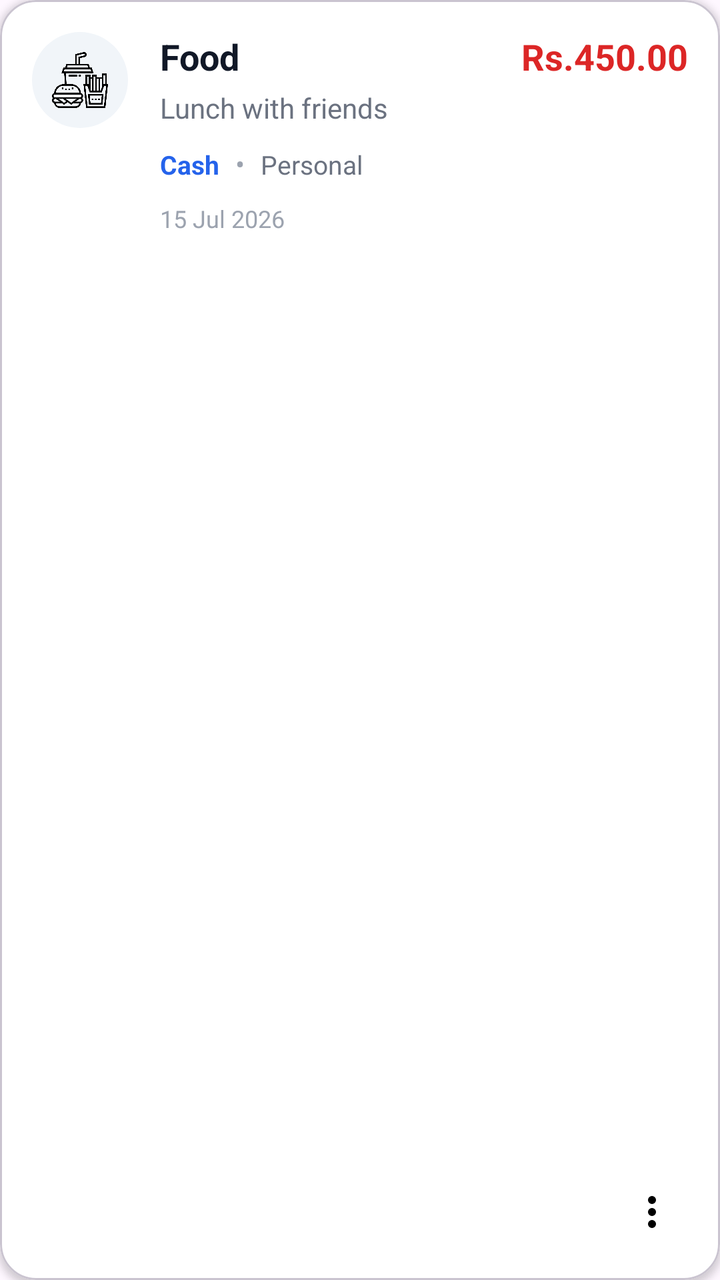
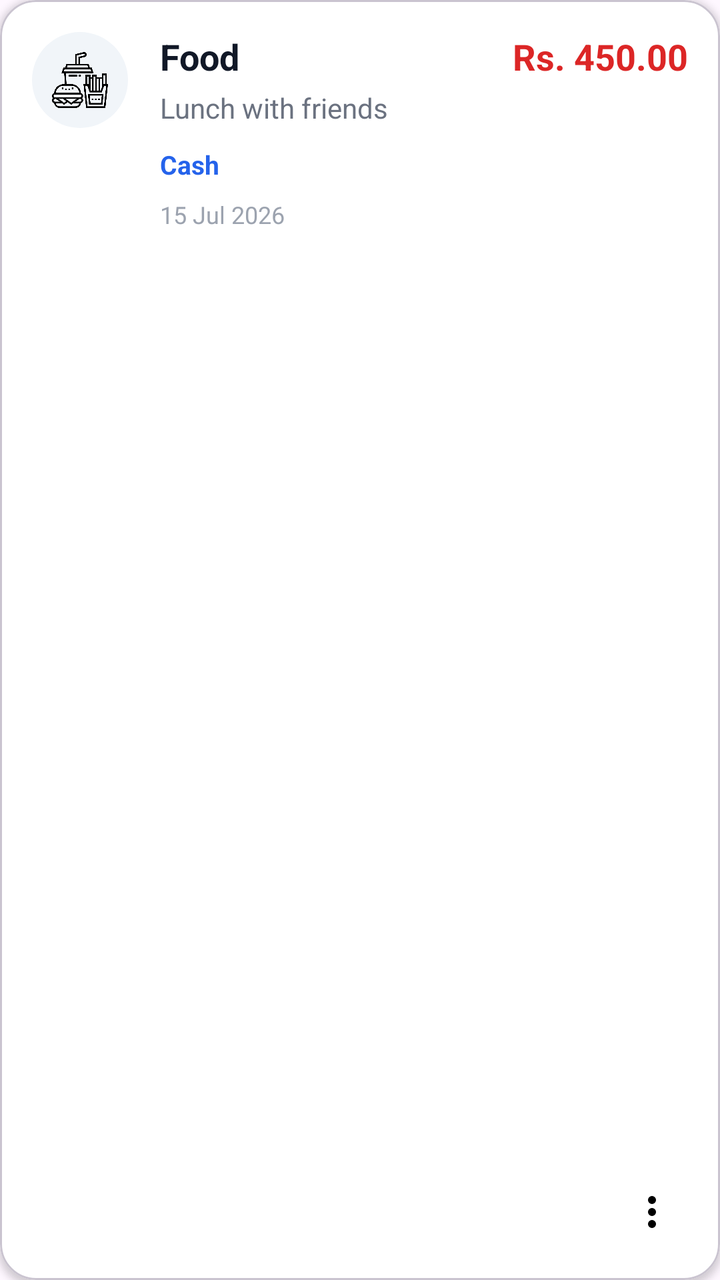

Screens rendered from an Android XML layout before and after an edit, with the pre-edit source and the edit as a unified diff.
<!-- AndroidManifest.xml: application theme Theme.AIExpenseManagementApplication -->
<!-- res/layout/item_expense.xml -->
<?xml version="1.0" encoding="utf-8"?>
<com.google.android.material.card.MaterialCardView
    xmlns:android="http://schemas.android.com/apk/res/android"
    xmlns:app="http://schemas.android.com/apk/res-auto"
    android:layout_width="match_parent"
    android:layout_height="wrap_content"
    android:layout_marginBottom="12dp"
    app:cardCornerRadius="18dp"
    app:cardElevation="2dp"
    app:cardBackgroundColor="#FFFFFF">

    <RelativeLayout
        android:layout_width="match_parent"
        android:layout_height="wrap_content"
        android:padding="16dp">

        

        <ImageView
            android:id="@+id/imgCategory"
            android:layout_width="48dp"
            android:layout_height="48dp"
            android:src="@drawable/ic_food"
            android:background="@drawable/bg_icon_circle"
            android:padding="10dp" />

        

        <TextView
            android:id="@+id/tvCategory"
            android:layout_width="wrap_content"
            android:layout_height="wrap_content"
            android:layout_toEndOf="@id/imgCategory"
            android:layout_marginStart="16dp"
            android:text="Food"
            android:textStyle="bold"
            android:textSize="18sp"
            android:textColor="#111827"/>

        

        <TextView
            android:id="@+id/tvAmount"
            android:layout_width="wrap_content"
            android:layout_height="wrap_content"
            android:layout_alignParentEnd="true"
            android:text="Rs.450.00"
            android:textStyle="bold"
            android:textSize="18sp"
            android:textColor="#DC2626"/>

        

        <TextView
            android:id="@+id/tvNote"
            android:layout_width="wrap_content"
            android:layout_height="wrap_content"
            android:layout_below="@id/tvCategory"
            android:layout_toEndOf="@id/imgCategory"
            android:layout_marginStart="16dp"
            android:layout_marginTop="4dp"
            android:text="Lunch with friends"
            android:textSize="14sp"
            android:textColor="#6B7280"/>

        

        <TextView
            android:id="@+id/tvPayment"
            android:layout_width="wrap_content"
            android:layout_height="wrap_content"
            android:layout_below="@id/tvNote"
            android:layout_toEndOf="@id/imgCategory"
            android:layout_marginStart="16dp"
            android:layout_marginTop="10dp"
            android:text="Cash"
            android:textStyle="bold"
            android:textColor="#2563EB"
            android:textSize="13sp"/>

        

        <TextView
            android:id="@+id/tvDivider"
            android:layout_width="wrap_content"
            android:layout_height="wrap_content"
            android:layout_toEndOf="@id/tvPayment"
            android:layout_alignBaseline="@id/tvPayment"
            android:layout_marginStart="8dp"
            android:text="•"
            android:textColor="#9CA3AF"/>

        

        <TextView
            android:id="@+id/tvMode"
            android:layout_width="wrap_content"
            android:layout_height="wrap_content"
            android:layout_toEndOf="@id/tvDivider"
            android:layout_alignBaseline="@id/tvPayment"
            android:layout_marginStart="8dp"
            android:text="Personal"
            android:textColor="#6B7280"
            android:textSize="13sp"/>

        

        <TextView
            android:id="@+id/tvDate"
            android:layout_width="wrap_content"
            android:layout_height="wrap_content"
            android:layout_below="@id/tvPayment"
            android:layout_toEndOf="@id/imgCategory"
            android:layout_marginTop="10dp"
            android:layout_marginStart="16dp"
            android:text="15 Jul 2026"
            android:textColor="#9CA3AF"
            android:textSize="12sp"/>

        

        <ImageButton
            android:id="@+id/btnMenu"
            android:layout_width="36dp"
            android:layout_height="36dp"
            android:layout_alignParentBottom="true"
            android:layout_alignParentEnd="true"
            android:background="?attr/selectableItemBackgroundBorderless"
            android:padding="6dp"
            android:src="@drawable/ic_more_vert"/>

    </RelativeLayout>

</com.google.android.material.card.MaterialCardView>
<!-- resources referenced by this layout -->
<resources>
  <!-- drawable bg_icon_circle (drawable) -->
  <shape xmlns:android="http://schemas.android.com/apk/res/android"
      android:shape="oval">
      <solid android:color="#F1F5F9" />
  </shape>
  <!-- drawable ic_food: png bitmap (drawable, 19223 bytes) -->
  <!-- drawable ic_more_vert (drawable) -->
  <vector xmlns:android="http://schemas.android.com/apk/res/android"
      android:width="24dp"
      android:height="24dp"
      android:viewportWidth="24"
      android:viewportHeight="24">
  
      <path
          android:fillColor="#000000"
          android:pathData="M12,8a2,2 0,1 0,0 -4a2,2 0,1 0,0 4zM12,14a2,2 0,1 0,0 -4a2,2 0,1 0,0 4zM12,20a2,2 0,1 0,0 -4a2,2 0,1 0,0 4z"/>
  </vector>
  <style name="Theme.AIExpenseManagementApplication" parent="Base.Theme.AIExpenseManagementApplication" />
  <style name="Base.Theme.AIExpenseManagementApplication" parent="Theme.Material3.DayNight.NoActionBar">
          
          
      </style>
</resources>

<!-- the commit's change to res/layout/item_expense.xml (unified diff, before → after) -->
@@ -24,6 +24,7 @@
             android:background="@drawable/bg_icon_circle"
             android:padding="10dp" />
 
+
         
 
         <TextView
@@ -35,7 +36,8 @@
             android:text="Food"
             android:textStyle="bold"
             android:textSize="18sp"
-            android:textColor="#111827"/>
+            android:textColor="#111827" />
+
 
         
 
@@ -44,10 +46,11 @@
             android:layout_width="wrap_content"
             android:layout_height="wrap_content"
             android:layout_alignParentEnd="true"
-            android:text="Rs.450.00"
+            android:text="Rs. 450.00"
             android:textStyle="bold"
             android:textSize="18sp"
-            android:textColor="#DC2626"/>
+            android:textColor="#DC2626" />
+
 
         
 
@@ -59,9 +62,13 @@
             android:layout_toEndOf="@id/imgCategory"
             android:layout_marginStart="16dp"
             android:layout_marginTop="4dp"
+            android:layout_marginEnd="50dp"
             android:text="Lunch with friends"
             android:textSize="14sp"
-            android:textColor="#6B7280"/>
+            android:textColor="#6B7280"
+            android:maxLines="1"
+            android:ellipsize="end" />
+
 
         
 
@@ -76,32 +83,25 @@
             android:text="Cash"
             android:textStyle="bold"
             android:textColor="#2563EB"
-            android:textSize="13sp"/>
+            android:textSize="13sp" />
+
 
         
 
         <TextView
-            android:id="@+id/tvDivider"
+            android:id="@+id/tvFamilyShare"
             android:layout_width="wrap_content"
             android:layout_height="wrap_content"
-            android:layout_toEndOf="@id/tvPayment"
-            android:layout_alignBaseline="@id/tvPayment"
-            android:layout_marginStart="8dp"
-            android:text="•"
-            android:textColor="#9CA3AF"/>
+            android:layout_below="@id/tvPayment"
+            android:layout_toEndOf="@id/imgCategory"
+            android:layout_marginStart="16dp"
+            android:layout_marginTop="8dp"
+            android:text="Shared with My Family"
+            android:textColor="#16A34A"
+            android:textSize="12sp"
+            android:textStyle="bold"
+            android:visibility="gone" />
 
-        
-
-        <TextView
-            android:id="@+id/tvMode"
-            android:layout_width="wrap_content"
-            android:layout_height="wrap_content"
-            android:layout_toEndOf="@id/tvDivider"
-            android:layout_alignBaseline="@id/tvPayment"
-            android:layout_marginStart="8dp"
-            android:text="Personal"
-            android:textColor="#6B7280"
-            android:textSize="13sp"/>
 
         
 
@@ -109,13 +109,14 @@
             android:id="@+id/tvDate"
             android:layout_width="wrap_content"
             android:layout_height="wrap_content"
-            android:layout_below="@id/tvPayment"
+            android:layout_below="@id/tvFamilyShare"
             android:layout_toEndOf="@id/imgCategory"
-            android:layout_marginTop="10dp"
             android:layout_marginStart="16dp"
+            android:layout_marginTop="8dp"
             android:text="15 Jul 2026"
             android:textColor="#9CA3AF"
-            android:textSize="12sp"/>
+            android:textSize="12sp" />
+
 
         
 
@@ -127,7 +128,8 @@
             android:layout_alignParentEnd="true"
             android:background="?attr/selectableItemBackgroundBorderless"
             android:padding="6dp"
-            android:src="@drawable/ic_more_vert"/>
+            android:src="@drawable/ic_more_vert"
+            android:contentDescription="Expense menu" />
 
     </RelativeLayout>
 
